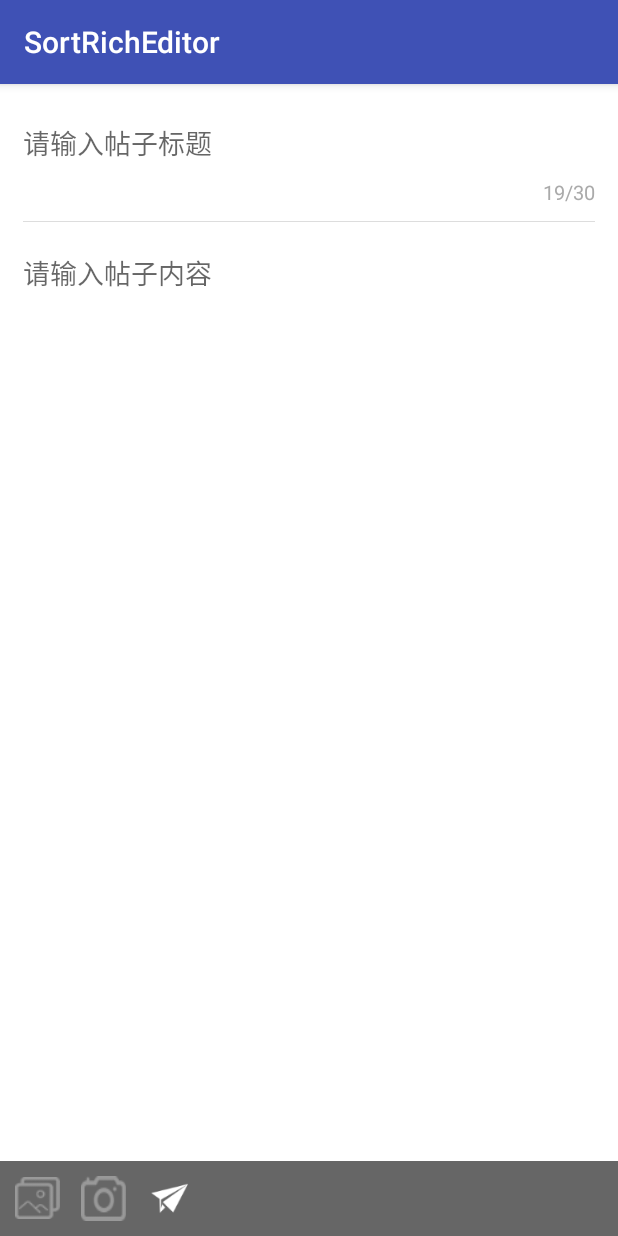
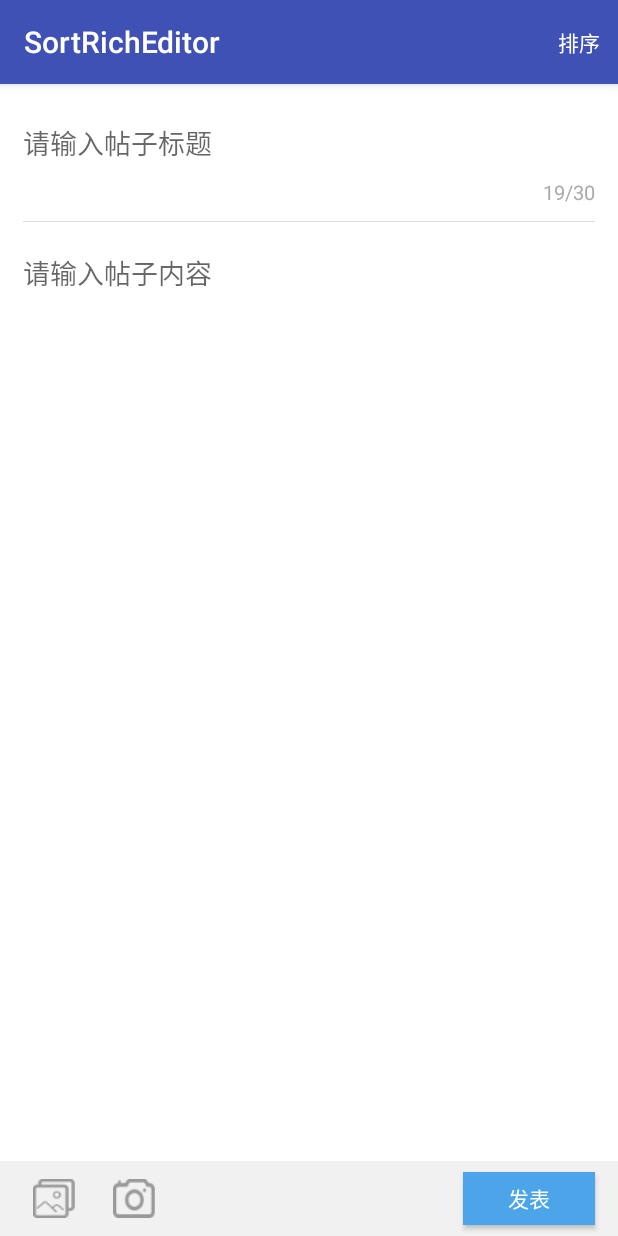
Before and after one commit to Hitomis/SortRichEditor, an Android app: the screen it shows after launch (MainActivity), on a phone screen of 412 x 824 dp. Run offline under Robolectric (Android 15) with nearby library versions, the phone set to English and light mode, and no system bars.

Commit message:
修改Demo程序

```diff
--- a/app/src/main/java/com/hitomi/sortricheditor/MainActivity.java
+++ b/app/src/main/java/com/hitomi/sortricheditor/MainActivity.java
@@ -10,8 +10,13 @@ import android.os.Environment;
 import android.provider.MediaStore;
 import android.support.v7.app.AppCompatActivity;
 import android.util.Log;
+import android.view.Menu;
+import android.view.MenuInflater;
+import android.view.MenuItem;
 import android.view.View;
 import android.view.Window;
+import android.widget.Button;
+import android.widget.ImageView;
 
 import com.hitomi.sortricheditor.view.SortRichEditor;
 import com.hitomi.sortricheditor.view.SortRichEditorData;
@@ -21,7 +26,7 @@ import java.text.SimpleDateFormat;
 import java.util.Date;
 import java.util.List;
 
-public class MainActivity extends AppCompatActivity {
+public class MainActivity extends AppCompatActivity implements View.OnClickListener{
 
     private static final int REQUEST_CODE_PICK_IMAGE = 1023;
     private static final int REQUEST_CODE_CAPTURE_CAMEIA = 1022;
@@ -29,14 +34,45 @@ public class MainActivity extends AppCompatActivity {
             Environment.getExternalStorageDirectory() + "/DCIM/Camera");
 
     private SortRichEditor editor;
-    private View btn1, btn2, btn3;
-    private View.OnClickListener btnListener;
+
+    private ImageView ivGallery, ivCamera;
+
+    private Button btnPosts;
+
     private File mCurrentPhotoFile;// 照相机拍照得到的图片
+
+    private boolean isAllowInsertImage;
 
     public static Intent getTakePickIntent(File f) {
         Intent intent = new Intent(MediaStore.ACTION_IMAGE_CAPTURE, null);
         intent.putExtra(MediaStore.EXTRA_OUTPUT, Uri.fromFile(f));
         return intent;
+    }
+
+    @Override
+    public boolean onCreateOptionsMenu(Menu menu) {
+        MenuInflater inflater = getMenuInflater();
+        inflater.inflate(R.menu.main, menu);
+        return super.onCreateOptionsMenu(menu);
+    }
+
+    @Override
+    public boolean onOptionsItemSelected(MenuItem item) {
+        switch (item.getItemId()) {
+            case R.id.action_sort:
+                if (editor.sort()) {
+                    dealInsertImage(false);
+                } else {
+                    dealInsertImage(true);
+                }
+                break;
+        }
+        return super.onOptionsItemSelected(item);
+    }
+
+    private void dealInsertImage(boolean isEnable) {
+        ivGallery.setClickable(isEnable);
+        ivCamera.setClickable(isEnable);
     }
 
     @Override
@@ -46,35 +82,13 @@ public class MainActivity extends AppCompatActivity {
         setContentView(R.layout.activity_main);
 
         editor = (SortRichEditor) findViewById(R.id.richEditor);
-        btnListener = new View.OnClickListener() {
+        ivGallery = (ImageView) findViewById(R.id.iv_gallery);
+        ivCamera = (ImageView) findViewById(R.id.iv_camera);
+        btnPosts = (Button) findViewById(R.id.btn_posts);
 
-            @Override
-            public void onClick(View v) {
-                editor.processSoftKeyBoard(false);
-                if (v.getId() == btn1.getId()) {
-                    // 打开系统相册
-                    Intent intent = new Intent(Intent.ACTION_PICK);
-                    intent.setType("image/*");// 相片类型
-                    startActivityForResult(intent, REQUEST_CODE_PICK_IMAGE);
-                } else if (v.getId() == btn2.getId()) {
-                    // 打开相机
-                    openCamera();
-                } else if (v.getId() == btn3.getId()) {
-                    List<SortRichEditorData> editList = editor.buildEditData();
-                    // 下面的代码可以上传、或者保存，请自行实现
-                    editor.sort();
-                    dealEditData(editList);
-                }
-            }
-        };
-
-        btn1 = findViewById(R.id.button1);
-        btn2 = findViewById(R.id.button2);
-        btn3 = findViewById(R.id.button3);
-
-        btn1.setOnClickListener(btnListener);
-        btn2.setOnClickListener(btnListener);
-        btn3.setOnClickListener(btnListener);
+        ivGallery.setOnClickListener(this);
+        ivCamera.setOnClickListener(this);
+        btnPosts.setOnClickListener(this);
     }
 
     /**
@@ -164,4 +178,23 @@ public class MainActivity extends AppCompatActivity {
         }
         return data;
     }
+
+    @Override
+    public void onClick(View v) {
+        switch (v.getId()) {
+            case R.id.iv_gallery:
+                Intent intent = new Intent(Intent.ACTION_PICK);
+                intent.setType("image/*");// 相片类型
+                startActivityForResult(intent, REQUEST_CODE_PICK_IMAGE);
+                break;
+            case R.id.iv_camera:
+                openCamera();
+                break;
+            case R.id.btn_posts:
+                List<SortRichEditorData> editList = editor.buildEditData();
+                // 下面的代码可以上传、或者保存，请自行实现
+                dealEditData(editList);
+                break;
+        }
+    }
 }
--- a/app/src/main/java/com/hitomi/sortricheditor/view/SortRichEditor.java
+++ b/app/src/main/java/com/hitomi/sortricheditor/view/SortRichEditor.java
@@ -432,7 +432,7 @@ public class SortRichEditor extends ScrollView {
         }
     }
 
-    public void sort() {
+    public boolean sort() {
         isSort = !isSort;
         containerLayout.setLayoutTransition(null);
         if (isSort) {
@@ -443,7 +443,9 @@ public class SortRichEditor extends ScrollView {
         }
         // 恢复transition动画
         containerLayout.setLayoutTransition(mTransitioner);
+        return isSort;
     }
+
 
     private void prepareSortUI() {
         int childCount = containerLayout.getChildCount();
--- a/app/src/main/res/layout/activity_main.xml
+++ b/app/src/main/res/layout/activity_main.xml
@@ -11,38 +11,43 @@
         android:background="#fff" />
 
     <!-- 底部的按钮 -->
-    <LinearLayout
+    <RelativeLayout
         android:id="@+id/title"
         android:layout_width="match_parent"
         android:layout_height="50dp"
         android:layout_alignParentBottom="true"
-        android:background="#666"
-        android:gravity="center_vertical"
-        android:orientation="horizontal">
+        android:background="#F1F1F1">
 
-        <View
-            android:id="@+id/button1"
-            android:layout_width="30dp"
-            android:layout_height="28dp"
-            android:layout_marginLeft="10dp"
+        <ImageView
+            android:id="@+id/iv_gallery"
+            android:layout_width="28dp"
+            android:layout_height="26dp"
+            android:layout_centerVertical="true"
+            android:layout_marginLeft="22dp"
             android:background="@mipmap/icon_gallery"
             android:gravity="center_horizontal" />
 
-        <View
-            android:id="@+id/button2"
-            android:layout_width="30dp"
-            android:layout_height="30dp"
-            android:layout_marginLeft="14dp"
+        <ImageView
+            android:id="@+id/iv_camera"
+            android:layout_width="28dp"
+            android:layout_height="26dp"
+            android:layout_centerVertical="true"
+            android:layout_marginLeft="25dp"
+            android:layout_toRightOf="@id/iv_gallery"
             android:background="@mipmap/icon_camera"
             android:gravity="center_horizontal" />
 
-        <View
-            android:id="@+id/button3"
-            android:layout_width="30dp"
-            android:layout_height="30dp"
-            android:layout_marginLeft="14dp"
-            android:background="@mipmap/icon_share"
-            android:gravity="center_horizontal" />
-    </LinearLayout>
+        <Button
+            android:id="@+id/btn_posts"
+            android:layout_width="wrap_content"
+            android:layout_height="35dp"
+            android:layout_alignParentRight="true"
+            android:layout_centerVertical="true"
+            android:layout_marginRight="15dp"
+            android:background="#4ca4e9"
+            android:text="发表"
+            android:textColor="@android:color/white" />
+
+    </RelativeLayout>
 
 </RelativeLayout>
--- /dev/null
+++ b/app/src/main/res/menu/main.xml
@@ -0,0 +1,11 @@
+<menu xmlns:android="http://schemas.android.com/apk/res/android"
+    xmlns:app="http://schemas.android.com/apk/res-auto"
+    xmlns:tools="http://schemas.android.com/tools"
+    tools:context="com.design.fileencryption.MainActivity">
+
+    <item
+        android:id="@+id/action_sort"
+        android:title="排序"
+        app:showAsAction="always" />
+
+</menu>
```
